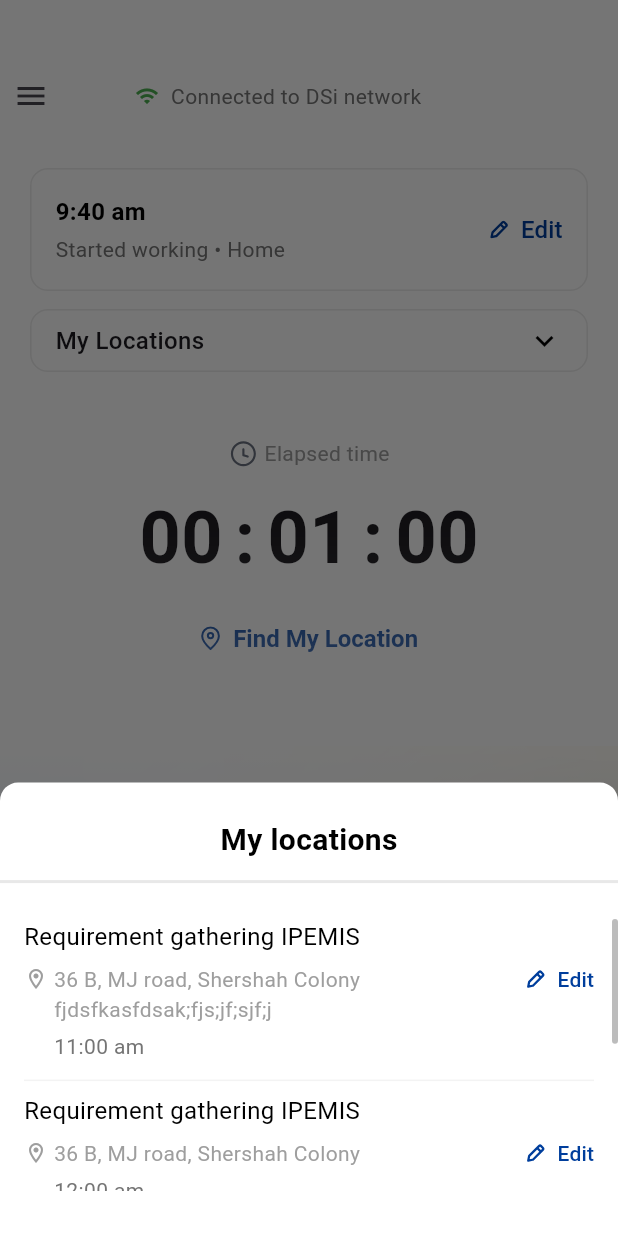
After one commit to kabbo25/new_design, a Flutter app: the OutsideMeetingView screen opened directly, after a tap on "My Locations", on a phone screen of 412 x 824 dp. The commit adds this screen. Run offline on Flutter 3.47's test engine with Material 3 defaults, Android fonts, the phone set to English and light mode, and no system bars; our stand-ins replace connectivity_plus, flutter_svg, gap, geocoding, geolocator, go_router and 3 more; missing offline and left inert: gif_view, network_info_plus; project files that could hold a hidden picture were left out.

Commit message:
added basic structure of outside office with find my location button

```diff
--- a/lib/core/config/router/app_router.dart
+++ b/lib/core/config/router/app_router.dart
@@ -4,6 +4,7 @@ import 'package:new_design/features/finish_working/model/working_status.dart';
 import 'package:new_design/features/finish_working/view/pages/finish_working_page.dart';
 import 'package:new_design/features/office_page/view/pages/attendance_error.dart';
 import 'package:new_design/features/office_page/view/pages/attendence_success.dart';
+import 'package:new_design/features/outside_office/view/pages/outside_meeting_page.dart';
 import 'package:new_design/features/start_page/view/pages/attendance_page.dart';
 import 'package:new_design/features/start_working/view/pages/start_working_page.dart';
 
@@ -40,6 +41,14 @@ final goRouter = GoRouter(
       },
     ),
     GoRoute(
+      path: '/outside-working',
+      name: 'outside_working',
+      builder: (context, state) {
+        //final extra = state.extra as Map<String, dynamic>?;
+        return const OutsideMeetingPage();
+      },
+    ),
+    GoRoute(
       path: '/finish-working',
       name: 'finish_working',
       builder: (context, state) {
--- a/lib/core/theme/app_palette.dart
+++ b/lib/core/theme/app_palette.dart
@@ -8,7 +8,7 @@ class AppPalette {
   static const Color textPrimary = Colors.black;
   static const Color textSecondary = Color(0xFF757575);
   static const Color success = Color(0xFF4CAF50);
-
+  static const Color bottomRight = Color.fromARGB(255, 150, 188, 245);
   // Gradients
   static const LinearGradient backgroundGradient = LinearGradient(
     colors: [
--- /dev/null
+++ b/lib/features/outside_office/view/pages/outside_meeting_page.dart
@@ -0,0 +1,180 @@
+import 'dart:developer' as developer;
+
+import 'package:flutter/material.dart';
+import 'package:flutter_svg/svg.dart';
+import 'package:gap/gap.dart';
+import 'package:go_router/go_router.dart';
+import 'package:new_design/core/theme/app_button_styles.dart';
+import 'package:new_design/core/theme/app_palette.dart';
+import 'package:new_design/core/theme/app_text_styles.dart';
+import 'package:new_design/features/edit_working_hour/view/pages/last_working_day_modal.dart';
+import 'package:new_design/features/finish_working/model/working_status.dart';
+import 'package:new_design/features/finish_working/view/widgets/bottom_gradient.dart';
+import 'package:new_design/features/finish_working/view/widgets/outside_meeting_list/outside_meeting_list_dropdown.dart';
+import 'package:new_design/features/office_page/viewmodel/location_verification_viewmodel.dart';
+import 'package:new_design/features/outside_office/view/widgets/semi_circle.dart';
+import 'package:new_design/features/outside_office/view_model/outside_meeting_view_model.dart';
+import 'package:new_design/features/start_page/view/widgets/bottom_navigation_section.dart';
+import 'package:new_design/features/start_page/view/widgets/network_status_bar.dart';
+import 'package:new_design/features/start_working/view/widgets/finish_working_button.dart';
+import 'package:new_design/features/start_working/view/widgets/start_working_hour_card.dart';
+import 'package:new_design/features/start_working/view/widgets/timer_section.dart';
+import 'package:new_design/features/start_working/view/widgets/working_location_change_button.dart';
+import 'package:new_design/generated/assets.dart';
+import 'package:provider/provider.dart';
+
+// Update your OutsideMeetingPage to provide both view models
+class OutsideMeetingPage extends StatelessWidget {
+  const OutsideMeetingPage({super.key});
+
+  @override
+  Widget build(BuildContext context) {
+    return MultiProvider(
+      providers: [
+        ChangeNotifierProvider(create: (_) => OutsideMeetingViewModel()),
+        ChangeNotifierProvider(create: (_) => LocationVerificationViewModel()),
+      ],
+      child: const OutsideMeetingView(),
+    );
+  }
+}
+
+class OutsideMeetingView extends StatelessWidget {
+  const OutsideMeetingView({super.key});
+
+  @override
+  Widget build(BuildContext context) {
+    final viewModel = context.watch<OutsideMeetingViewModel>();
+    // Add LocationVerificationViewModel
+    final locationVerificationVM =
+        Provider.of<LocationVerificationViewModel>(context, listen: false);
+    return Scaffold(
+      body: Stack(
+        children: [
+          SafeArea(
+            child: Padding(
+              padding: const EdgeInsets.fromLTRB(0, 40, 0, 0),
+              child: Column(
+                crossAxisAlignment: CrossAxisAlignment.center,
+                mainAxisAlignment: MainAxisAlignment.spaceBetween,
+                children: [
+                  const NetworkStatusBar(),
+                  const Gap(24),
+                  Padding(
+                    padding: const EdgeInsets.symmetric(horizontal: 20),
+                    child: WorkingStatusCard(
+                      startWorkingHour: viewModel.startWorkingHour,
+                      onEdit: () => _showStartWorking(context),
+                    ),
+                  ),
+                  const Gap(12),
+                  Padding(
+                    padding: const EdgeInsets.symmetric(horizontal: 20),
+                    child: OutsideMeetingsCard(
+                      meetings: viewModel.locations,
+                      onLocationSelected: (location) {
+                        viewModel.updateLocations(location);
+                      },
+                    ),
+                  ),
+                  const Spacer(),
+                  const TimerSection(),
+                  TextButton(
+                    style: AppButtonStyles.textButton,
+                    onPressed: () async {
+                      // Call _handleFindLocation directly
+                      await locationVerificationVM.handleFindLocation(context,
+                          shouldNavigate: false);
+                    },
+                    child: Row(
+                      mainAxisSize: MainAxisSize.min,
+                      children: [
+                        Padding(
+                          padding: const EdgeInsets.only(top: 5.0),
+                          child: SvgPicture.asset(
+                            Assets.svgsFindMyLocation,
+                            height: 16,
+                            // width: 12.52,
+                          ),
+                        ),
+                        const Gap(8),
+                        Text(
+                          'Find My Location',
+                          style: AppTextStyles.customStyle(
+                            AppTextStyles.title,
+                            color: AppPalette.primary,
+                          ),
+                        ),
+                      ],
+                    ),
+                  ),
+                  const Spacer(),
+                  Stack(
+                    children: [
+                      Positioned.fill(
+                        child:
+                            BottomGradient(config: viewModel.backgroundConfig),
+                      ),
+                      Column(
+                        children: [
+                          Padding(
+                            padding: const EdgeInsets.symmetric(horizontal: 20),
+                            child: Column(
+                              children: [
+                                const SemiCircle(),
+                                const Gap(8),
+                                LocationOptionsSection(
+                                  locations: viewModel.locationOptions,
+                                ),
+                                SlidableButton(onSlideComplete: () async {
+                                  developer.log('slide complete');
+                                  await Future.delayed(
+                                      const Duration(seconds: 1));
+                                  if (context.mounted) {
+                                    context.pushNamed(
+                                      'finish_working',
+                                      extra: {
+                                        //'wifiName': wifiName.toLowerCase(),
+                                        //'startedWorkingTime': startedWorkingTime,
+                                        'workMode': WorkMode.ending,
+                                      },
+                                    );
+                                  }
+                                }),
+                              ],
+                            ),
+                          ),
+                          const Gap(24),
+                          const BottomNavigationSection(),
+                        ],
+                      ),
+                    ],
+                  ),
+                ],
+              ),
+            ),
+          ),
+        ],
+      ),
+    );
+  }
+}
+
+void _showStartWorking(BuildContext context) {
+  developer.log('calling modal');
+  showModalBottomSheet(
+    context: context,
+    isScrollControlled: true,
+    backgroundColor: Colors.transparent,
+    builder: (context) => TimePickerModal(
+      title: 'Edit  your entry time',
+      editTimeLabel: 'Edit your entry time here:',
+      initialTime: const TimeOfDay(hour: 15, minute: 0),
+      showWorkingHourSelector: false,
+      onSave: (newTime) {
+        developer.log('calling');
+        // Handle save
+      },
+    ),
+  );
+}
--- /dev/null
+++ b/lib/features/outside_office/view/widgets/semi_circle.dart
@@ -0,0 +1,25 @@
+import 'package:flutter/material.dart';
+
+class SemiCircle extends StatelessWidget {
+  const SemiCircle({super.key});
+
+  @override
+  Widget build(BuildContext context) {
+    return Container(
+      width: double.infinity,
+      height: 30,
+      decoration: BoxDecoration(
+        color: Colors.white.withOpacity(0),
+        shape: BoxShape.rectangle,
+        boxShadow: [
+          BoxShadow(
+            color: Colors.white.withOpacity(1),
+            spreadRadius: 30, // Controls how much the shadow spreads
+            blurRadius: 100, // Controls how blurry the shadow is
+            offset: const Offset(0, 0), // Controls shadow position (x,y)
+          ),
+        ],
+      ),
+    );
+  }
+}
--- /dev/null
+++ b/lib/features/outside_office/view_model/outside_meeting_view_model.dart
@@ -0,0 +1,75 @@
+import 'package:flutter/material.dart';
+import 'package:new_design/core/theme/app_palette.dart';
+import 'package:new_design/features/finish_working/model/outside_meeting.dart';
+import 'package:new_design/features/start_page/model/background_config.dart';
+import 'package:new_design/features/start_working/model/start_working_hour.dart';
+import 'package:new_design/features/start_working/model/start_working_location.dart';
+
+class OutsideMeetingViewModel extends ChangeNotifier {
+  final _locations = [
+    const OutsideMeeting(
+      title: 'Requirement gathering IPEMIS',
+      location: '36 B, MJ road, Shershah Colony fjdsfkasfdsak;fjs;jf;sjf;j',
+      time: '11:00 am',
+    ),
+    const OutsideMeeting(
+      title: 'Requirement gathering IPEMIS',
+      location: '36 B, MJ road, Shershah Colony',
+      time: '12:00 am',
+    ),
+    const OutsideMeeting(
+      title: 'Requirement gathering IPEMIS',
+      location: '36 B, MJ road, Shershah Colony',
+      time: '1:00 am',
+    ),
+    const OutsideMeeting(
+      title: 'Requirement gathering IPEMIS',
+      location: '36 B, MJ road, Shershah Colony',
+      time: '2:00 am',
+    ),
+  ];
+  BackgroundConfig get backgroundConfig => BackgroundConfig(
+        gradientColors: [
+          const Color(0xFFFFFFFF).withOpacity(1), // White
+          Color.fromARGB(255, 150, 188, 245).withOpacity(0.8), // Light blue
+        ],
+        gradientBegin: Alignment.topCenter,
+        gradientEnd: Alignment.bottomCenter,
+        bottomColor: AppPalette.background,
+        glowColor: AppPalette.secondary, // Yellow color
+        glowOpacity: 0.8,
+      );
+
+  StartWorkingHour _startWorkingHour = StartWorkingHour(
+    location: 'Home',
+    date: DateTime.now(),
+    time: const TimeOfDay(hour: 9, minute: 40),
+  );
+
+  StartWorkingHour get startWorkingHour => _startWorkingHour;
+  List<OutsideMeeting> get locations => _locations;
+  List<StartWorkingLocation> get locationOptions => [
+        const StartWorkingLocation(
+          icon: 'assets/icons/meeting_outside.png',
+          title: 'Having a meeting outside?',
+        ),
+        const StartWorkingLocation(
+          icon: 'assets/icons/office.png',
+          title: 'Working from office now?',
+        ),
+      ];
+  void updateLocations(String newLocations) {
+    _locations.clear();
+    //_locations.addAll(newLocations);
+    notifyListeners();
+  }
+
+  void updateLastWorkingDay(TimeOfDay newTime) {
+    _startWorkingHour = StartWorkingHour(
+      location: _startWorkingHour.location,
+      date: _startWorkingHour.date,
+      time: newTime,
+    );
+    notifyListeners();
+  }
+}
```
Also changed, not shown: assets/svgs/find_my_location.svg (added), lib/generated/assets.dart.
